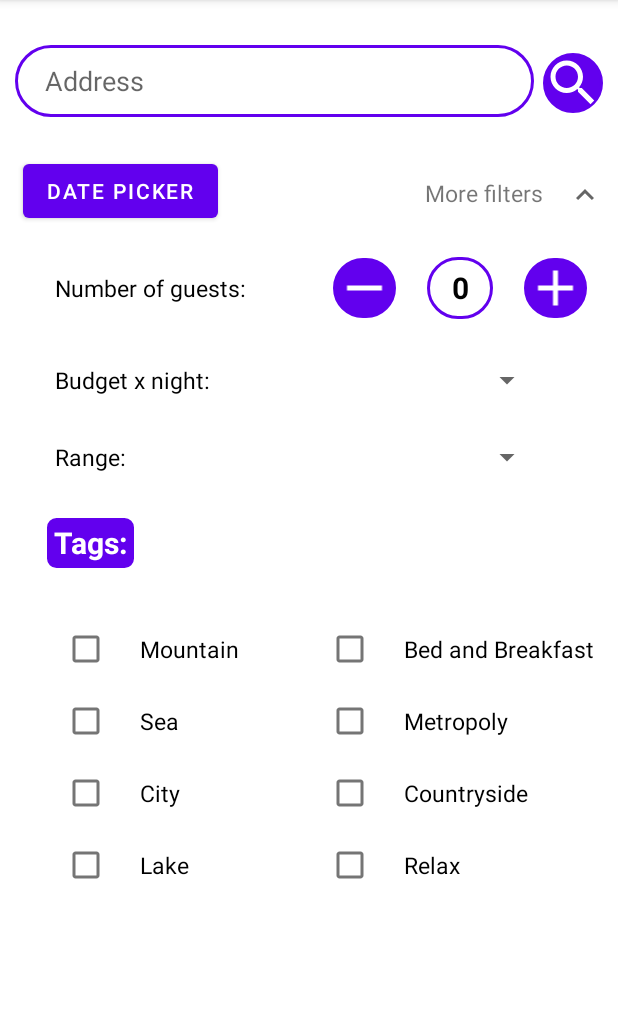
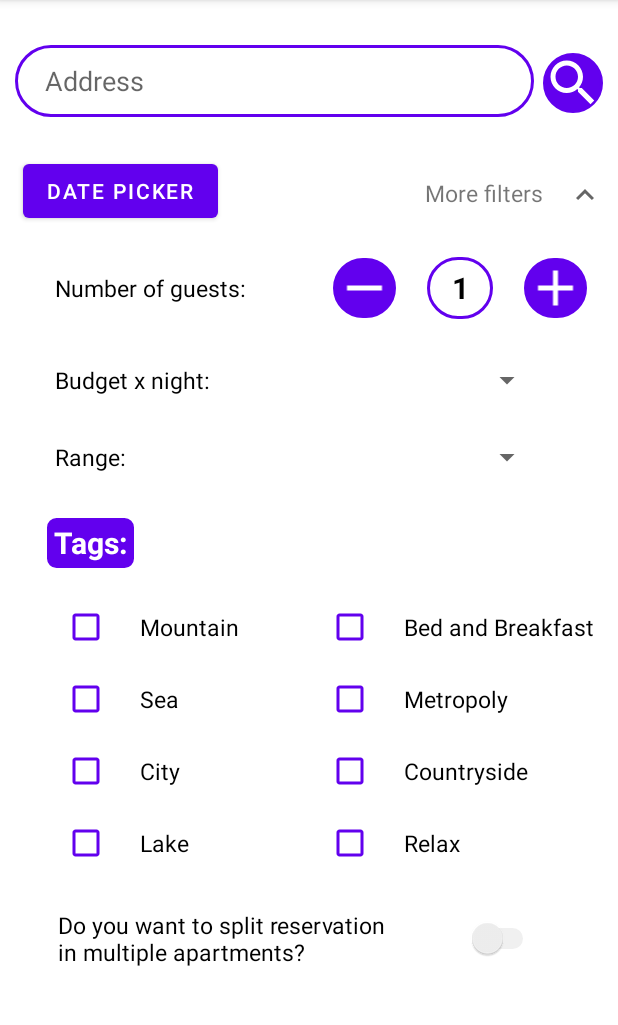
Before and after one commit to lucalorenzi-jimi/PAC_Project_AndroidAPP, an Android app: the SearchActivity screen opened directly, with no data from a screen before it, after a tap on an icon or button, on a phone screen of 412 x 824 dp, the part 84-1109 px from its top. Run offline under Robolectric (Android 15) with nearby library versions, the phone set to English and light mode, and no system bars.

Commit message:
Major changes to previous commit: -Multi apartment search implemented
Minor changes to previous commit:
-Checkbox and switch style changed

```diff
--- a/app/src/main/AndroidManifest.xml
+++ b/app/src/main/AndroidManifest.xml
@@ -32,6 +32,9 @@
             android:name=".Activities.ResultSearchActivity"
             android:exported="false" />
         <activity
+            android:name=".Activities.ResultSplitSearchActivity"
+            android:exported="false" />
+        <activity
             android:name=".Activities.RegisterActivity"
             android:exported="false" />
         <activity
--- /dev/null
+++ b/app/src/main/java/com/example/myapplication/API/MultipleApartmentAPI.java
@@ -0,0 +1,17 @@
+package com.example.myapplication.API;
+
+import com.example.myapplication.Classes.Apartment;
+import com.example.myapplication.Classes.MultipleApartmentsStructure;
+import com.example.myapplication.Classes.SearchBody;
+
+import java.util.ArrayList;
+
+import retrofit2.Call;
+import retrofit2.http.Body;
+import retrofit2.http.POST;
+
+public interface MultipleApartmentAPI {
+
+    @POST("controller/research")
+    Call<ArrayList<MultipleApartmentsStructure>> getApartments(@Body SearchBody body);
+}
--- a/app/src/main/java/com/example/myapplication/Activities/SearchActivity.java
+++ b/app/src/main/java/com/example/myapplication/Activities/SearchActivity.java
@@ -13,11 +13,14 @@ import android.widget.CheckBox;
 import android.widget.EditText;
 import android.widget.ImageView;
 import android.widget.Spinner;
+import android.widget.Switch;
 import android.widget.TextView;
 import android.widget.Toast;
 
 import com.example.myapplication.API.ApartmentAPI;
+import com.example.myapplication.API.MultipleApartmentAPI;
 import com.example.myapplication.Classes.Apartment;
+import com.example.myapplication.Classes.MultipleApartmentsStructure;
 import com.example.myapplication.R;
 import com.example.myapplication.Classes.SearchBody;
 import com.google.android.material.appbar.MaterialToolbar;
@@ -47,8 +50,10 @@ public class SearchActivity extends AppCompatActivity {
     CheckBox tagMountain, tagSea, tagCity, tagLake, tagMetropoly, tagBB, tagCountryside;
     Spinner budgetSpinner, rangeSpinner;
     ApartmentAPI apartmentAPI;
+    MultipleApartmentAPI multipleApartmentAPI;
     String prenotationStart;
     String prenotationEnd;
+    Switch multipleApartments;
 
     MaterialDatePicker materialDatePicker;
 
@@ -89,10 +94,11 @@ public class SearchActivity extends AppCompatActivity {
             @Override
             public void onClick(View view) {
 
-                searchForApartment();
+                if (multipleApartments.isChecked())
+                    searchForMultipleApartment();
+                else
+                    searchForApartment();
 
-                //Intent intent = new Intent(MainActivity.this, ResultSearchActivity.class);
-                //startActivity(intent);
             }
         });
 
@@ -129,21 +135,12 @@ public class SearchActivity extends AppCompatActivity {
             @Override
             public void onClick(View view) {
                 Integer i = Integer.parseInt(numGuestSelector.getText().toString());
-                if (i>0) {
+                if (i>1) {
                     i--;
                     numGuestSelector.setText(i.toString());
                 }
             }
         });
-
-        /*loginRedirect.setOnClickListener(new View.OnClickListener() {
-            @Override
-            public void onClick(View view) {
-                Intent intent = new Intent(MainActivity.this, LoginActivity.class);
-                startActivity(intent);
-            }
-        });*/
-
 
     }
 
@@ -160,6 +157,7 @@ public class SearchActivity extends AppCompatActivity {
         numGuestSelector = findViewById(R.id.numGuestSelector);
         addGuest = findViewById(R.id.addGuest);
         removeGuest = findViewById(R.id.removeGuest);
+        multipleApartments = findViewById(R.id.switchMultipleApartmens);
 
         MaterialDatePicker.Builder<Pair<Long, Long>> builder = MaterialDatePicker.Builder.dateRangePicker();
         materialDatePicker = builder.build();
@@ -196,22 +194,6 @@ public class SearchActivity extends AppCompatActivity {
         constrLayout = findViewById(R.id.moreFilters2);
         materialToolbar = findViewById(R.id.toolbar);
 
-        /*tagList = findViewById(R.id.tagsList);
-        ArrayList<String> tags = new ArrayList<>();
-        tags.add("Mountain");
-        tags.add("Sea");
-        tags.add("City");
-        tags.add("Lake");
-        tags.add("B&B");
-        tags.add("Metropoly");
-        tags.add("City");
-        tags.add("Tropical");
-        tags.add("Porco dio");
-
-        tagList = findViewById(R.id.listTags);
-        String[] tags = {"Mountain","Sea","City", "Lake", "B&B", "Metropoly", "City","Tropical"};
-        ArrayAdapter<String> tagsAdapter = new ArrayAdapter<>(this, android.R.layout.simple_list_item_multiple_choice, tags);
-        tagList.setAdapter(tagsAdapter);*/
     }
 
     private void searchForApartment() {
@@ -241,8 +223,6 @@ public class SearchActivity extends AppCompatActivity {
                     bundle.putString("Start Date", prenotationStart);
                     bundle.putString("End Date", prenotationEnd);
                     intent.putExtras(bundle);
-                    //intent.putExtra("Start Date", prenotationStart);
-                    //intent.putExtra("End Date", prenotationEnd);
                     startActivity(intent);
                 }
 
@@ -250,6 +230,43 @@ public class SearchActivity extends AppCompatActivity {
 
             @Override
             public void onFailure(Call<ArrayList<Apartment>> call, Throwable throwable) {
+                Toast.makeText(SearchActivity.this, "Error contacting server, please retry.", Toast.LENGTH_LONG).show();
+            }
+        });
+
+
+    }
+
+    private void searchForMultipleApartment() {
+
+        SearchBody searchBody = new SearchBody(Integer.parseInt(numGuestSelector.getText().toString()),
+                searchBox.getText().toString(),rangeConverter(rangeSpinner.getSelectedItem().toString()),
+                tagsConverter(),priceConverter(budgetSpinner.getSelectedItem().toString()),prenotationStart,prenotationEnd,1);
+
+        Retrofit retrofit = new Retrofit.Builder().baseUrl("http://10.0.0.10:8080/").addConverterFactory(GsonConverterFactory.create()).build();
+
+        multipleApartmentAPI = retrofit.create(MultipleApartmentAPI.class);
+
+        multipleApartmentAPI.getApartments(searchBody).enqueue(new Callback<ArrayList<MultipleApartmentsStructure>>() {
+            @Override
+            public void onResponse(Call<ArrayList<MultipleApartmentsStructure>> call, Response<ArrayList<MultipleApartmentsStructure>> response) {
+                if (response.body()==null || !response.isSuccessful() || response.body().size()==0 ) {
+                    Toast.makeText(SearchActivity.this, "No apartments found.", Toast.LENGTH_LONG).show();
+                } else {
+                    Intent intent = new Intent(SearchActivity.this, ResultSplitSearchActivity.class);
+                    ArrayList<MultipleApartmentsStructure> result = response.body();
+                    Bundle bundle = new Bundle();
+                    bundle.putParcelableArrayList("Result search",result);
+                    bundle.putString("Start Date", prenotationStart);
+                    bundle.putString("End Date", prenotationEnd);
+                    intent.putExtras(bundle);
+                    startActivity(intent);
+                }
+
+            }
+
+            @Override
+            public void onFailure(Call<ArrayList<MultipleApartmentsStructure>> call, Throwable throwable) {
                 Toast.makeText(SearchActivity.this, "Error contacting server, please retry.", Toast.LENGTH_LONG).show();
             }
         });
--- a/app/src/main/res/layout/activity_main.xml
+++ b/app/src/main/res/layout/activity_main.xml
@@ -26,16 +26,7 @@
                 app:title="Easy Booking"
                 app:titleTextColor="@color/white" />
 
-            <!--Button
-                android:id="@+id/loginRedirect"
-                android:layout_width="wrap_content"
-                android:layout_height="wrap_content"
-                android:layout_marginEnd="5dp"
-               comenti  android:drawableEnd="@drawable/ic_baseline_person_24_white"
-                android:text="Login"
-                app:layout_constraintBottom_toBottomOf="@+id/toolbar"
-                app:layout_constraintEnd_toEndOf="@+id/toolbar"
-                app:layout_constraintTop_toTopOf="parent" -->
+
         </androidx.constraintlayout.widget.ConstraintLayout>
 
     </com.google.android.material.appbar.AppBarLayout>
@@ -146,7 +137,7 @@
                 android:background="@drawable/rgstr_bg_violet"
                 android:gravity="center"
                 android:inputType="number"
-                android:text="0"
+                android:text="1"
                 android:textColor="@color/black"
                 android:textSize="20dp"
                 android:textStyle="bold"
@@ -240,10 +231,11 @@
                 android:id="@+id/tagMountain"
                 android:layout_width="wrap_content"
                 android:layout_height="wrap_content"
-                android:layout_marginTop="30dp"
+                android:layout_marginTop="15dp"
                 android:paddingStart="20dp"
                 android:text="Mountain"
                 android:textSize="15dp"
+                android:buttonTint="@color/purple_500"
                 app:layout_constraintEnd_toStartOf="@+id/guideline4"
                 app:layout_constraintStart_toStartOf="parent"
                 app:layout_constraintTop_toBottomOf="@+id/textTags" />
@@ -255,6 +247,7 @@
                 android:paddingStart="20dp"
                 android:text="Sea"
                 android:textSize="15dp"
+                android:buttonTint="@color/purple_500"
                 app:layout_constraintEnd_toEndOf="@+id/tagMountain"
                 app:layout_constraintHorizontal_bias="0.525"
                 app:layout_constraintStart_toStartOf="@+id/tagMountain"
@@ -267,6 +260,7 @@
                 android:paddingStart="20dp"
                 android:text="City"
                 android:textSize="15dp"
+                android:buttonTint="@color/purple_500"
                 app:layout_constraintEnd_toEndOf="@+id/tagSea"
                 app:layout_constraintHorizontal_bias="0.0"
                 app:layout_constraintStart_toStartOf="@+id/tagSea"
@@ -279,6 +273,7 @@
                 android:paddingStart="20dp"
                 android:text="Lake"
                 android:textSize="15dp"
+                android:buttonTint="@color/purple_500"
                 app:layout_constraintEnd_toEndOf="@+id/tagCity"
                 app:layout_constraintHorizontal_bias="0.0"
                 app:layout_constraintStart_toStartOf="@+id/tagCity"
@@ -291,6 +286,7 @@
                 android:paddingStart="20dp"
                 android:text="Bed and Breakfast"
                 android:textSize="15dp"
+                android:buttonTint="@color/purple_500"
                 app:layout_constraintEnd_toEndOf="parent"
                 app:layout_constraintStart_toStartOf="@+id/guideline4"
                 app:layout_constraintTop_toTopOf="@+id/tagMountain" />
@@ -302,6 +298,7 @@
                 android:paddingStart="20dp"
                 android:text="Metropoly"
                 android:textSize="15dp"
+                android:buttonTint="@color/purple_500"
                 app:layout_constraintEnd_toEndOf="@+id/tagBB"
                 app:layout_constraintHorizontal_bias="0.0"
                 app:layout_constraintStart_toStartOf="@+id/tagBB"
@@ -314,6 +311,7 @@
                 android:paddingStart="20dp"
                 android:text="Countryside"
                 android:textSize="15dp"
+                android:buttonTint="@color/purple_500"
                 app:layout_constraintEnd_toEndOf="@+id/tagMetropoly"
                 app:layout_constraintHorizontal_bias="0.0"
                 app:layout_constraintStart_toStartOf="@+id/tagMetropoly"
@@ -326,10 +324,36 @@
                 android:paddingStart="20dp"
                 android:text="Relax"
                 android:textSize="15dp"
+                android:buttonTint="@color/purple_500"
                 app:layout_constraintEnd_toEndOf="@+id/tagCountryside"
                 app:layout_constraintHorizontal_bias="0.0"
                 app:layout_constraintStart_toStartOf="@+id/tagCountryside"
                 app:layout_constraintTop_toBottomOf="@+id/tagCountryside" />
+
+            <TextView
+                android:id="@+id/multipleApartmens"
+                android:layout_width="220dp"
+                android:layout_height="wrap_content"
+                android:layout_marginTop="20dp"
+                android:text="Do you want to split reservation in multiple apartments?"
+                android:textColor="@color/black"
+                android:textSize="15dp"
+                app:layout_constraintEnd_toEndOf="parent"
+                app:layout_constraintHorizontal_bias="0.2"
+                app:layout_constraintStart_toStartOf="parent"
+                app:layout_constraintTop_toBottomOf="@+id/tagLake" />
+
+            <Switch
+                android:id="@+id/switchMultipleApartmens"
+                android:layout_width="wrap_content"
+                android:layout_height="wrap_content"
+                android:textOff="No"
+                android:textOn="Yes"
+                android:theme="@style/SCBSwitch"
+                app:layout_constraintBottom_toBottomOf="@+id/multipleApartmens"
+                app:layout_constraintEnd_toEndOf="parent"
+                app:layout_constraintStart_toEndOf="@+id/multipleApartmens"
+                app:layout_constraintTop_toTopOf="@+id/multipleApartmens" />
 
 
         </androidx.constraintlayout.widget.ConstraintLayout>
--- a/app/src/main/res/values/themes.xml
+++ b/app/src/main/res/values/themes.xml
@@ -29,4 +29,18 @@
         <item name="android:statusBarColor">@android:color/transparent </item>
         <!-- Customize your theme here. -->
     </style>
+
+    <style name="SCBSwitch" parent="Theme.AppCompat.Light">
+        <!-- active thumb & track color (30% transparency) -->
+        <item name="colorControlActivated">@color/purple_500</item>
+
+        <!-- inactive thumb color -->
+        <item name="colorSwitchThumbNormal">#f1f1f1
+        </item>
+
+        <!-- inactive track color (30% transparency) -->
+        <item name="android:colorForeground">#42221f1f
+        </item>
+    </style>
+
 </resources>
```
Also changed, not shown: app/src/main/java/com/example/myapplication/Activities/ResultSplitSearchActivity.java (added, +46 -0 lines), app/src/main/java/com/example/myapplication/Classes/MultipleApartmentsStructure.java (added, +71 -0 lines), app/src/main/java/com/example/myapplication/Classes/SearchBody.java (+15 -0 lines), app/src/main/java/com/example/myapplication/RecyclerView/MultipleApartmentRecViewAdapter.java (added, +110 -0 lines), app/src/main/res/layout/list_item_multipleapartments.xml (added, +82 -0 lines).
